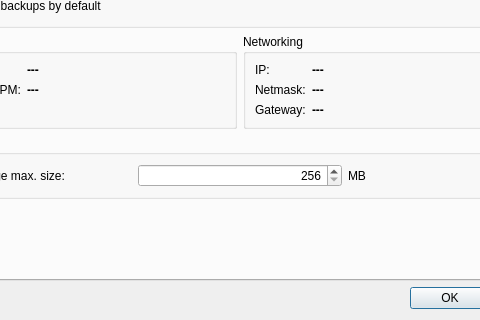
The window that settingsdlg.ui (QubesOS/qubes-manager) describes before a commit, drawn with Qt 5; both pictures show x 107 to 587 and y 163 to 483 of the 694 by 483 pixel window.
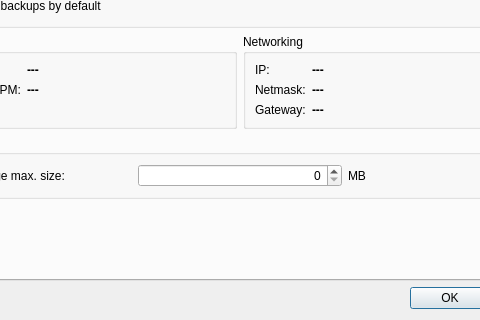
The same window after the commit. The open tabs and pages were chosen to show the change. Icons and pictures are not drawn.

Commit message: Fixed private storage and initial memory resizing.

```diff
--- a/settingsdlg.ui
+++ b/settingsdlg.ui
@@ -163,35 +163,6 @@
             <string>Disk storage</string>
            </property>
            <layout class="QGridLayout" name="gridLayout_3">
-            <item row="0" column="1">
-             <widget class="QSpinBox" name="priv_size">
-              <property name="enabled">
-               <bool>true</bool>
-              </property>
-              <property name="alignment">
-               <set>Qt::AlignRight|Qt::AlignTrailing|Qt::AlignVCenter</set>
-              </property>
-              <property name="minimum">
-               <number>256</number>
-              </property>
-              <property name="maximum">
-               <number>10000</number>
-              </property>
-              <property name="singleStep">
-               <number>256</number>
-              </property>
-              <property name="value">
-               <number>256</number>
-              </property>
-             </widget>
-            </item>
-            <item row="0" column="2">
-             <widget class="QLabel" name="label_5">
-              <property name="text">
-               <string>MB</string>
-              </property>
-             </widget>
-            </item>
             <item row="0" column="0">
              <widget class="QLabel" name="label_3">
               <property name="text">
@@ -199,6 +170,35 @@
               </property>
              </widget>
             </item>
+            <item row="0" column="1">
+             <widget class="QSpinBox" name="max_priv_storage">
+              <property name="enabled">
+               <bool>true</bool>
+              </property>
+              <property name="alignment">
+               <set>Qt::AlignRight|Qt::AlignTrailing|Qt::AlignVCenter</set>
+              </property>
+              <property name="minimum">
+               <number>0</number>
+              </property>
+              <property name="maximum">
+               <number>1048576</number>
+              </property>
+              <property name="singleStep">
+               <number>512</number>
+              </property>
+              <property name="value">
+               <number>0</number>
+              </property>
+             </widget>
+            </item>
+            <item row="0" column="2">
+             <widget class="QLabel" name="label_5">
+              <property name="text">
+               <string>MB</string>
+              </property>
+             </widget>
+            </item>
            </layout>
           </widget>
          </item>
```
Left out of the diff: 25 changed lines with no effect on the pictures. The commit also changes 1 other file.
